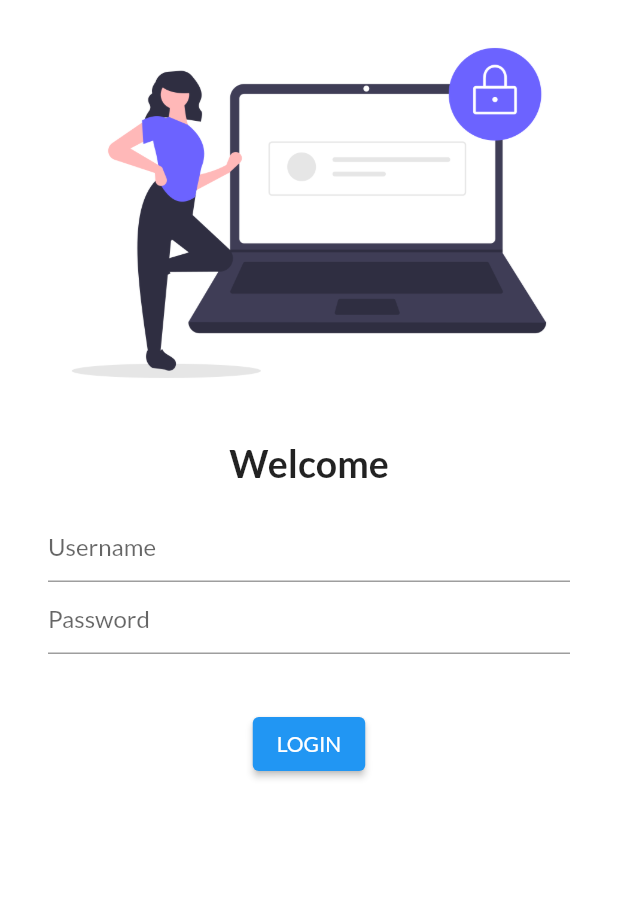
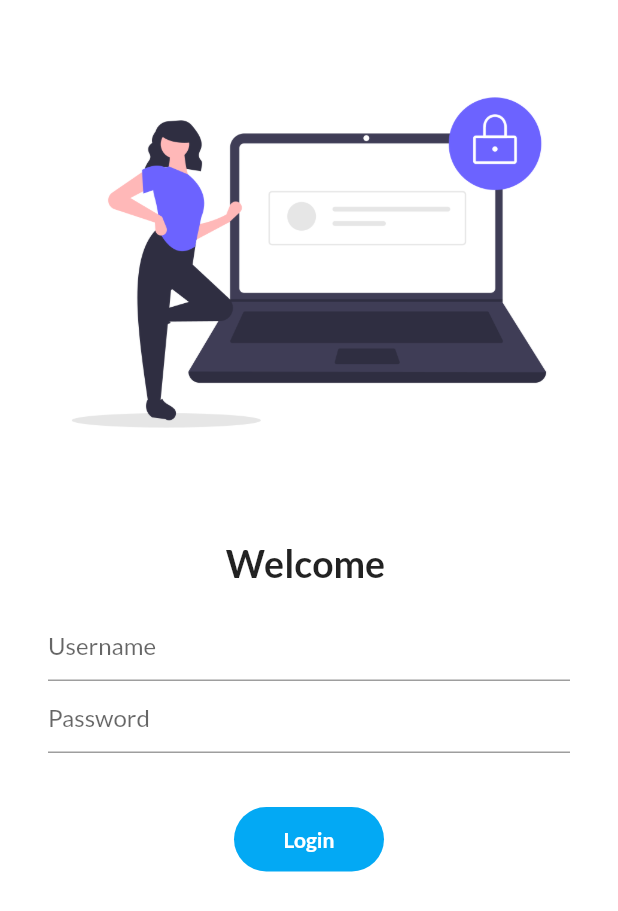
Before and after one commit to Vishnut78a/learning, a Flutter app: the screen it shows after launch, on a phone screen of 412 x 824 dp. Shown: the top 911 px of the screen. Run offline on Flutter 3.47's test engine with Material 2 defaults, Android fonts, the phone set to English and light mode, and no system bars; our stand-ins replace google_fonts, video_player.

Commit message:
ui updated

```diff
--- a/lib/main.dart
+++ b/lib/main.dart
@@ -20,7 +20,7 @@ class MyApp extends StatelessWidget{
      darkTheme: ThemeData(brightness: Brightness.dark),
 
      routes: {"/" : (context)=> Login(),
-             "/login": (context) {return Login();}
+             "/home": (context) {return Homepage();}
            },
    );
   }
--- a/lib/pages/login.dart
+++ b/lib/pages/login.dart
@@ -1,32 +1,43 @@
 import 'package:flutter/material.dart';
 
-class Login extends StatelessWidget{
+class Login extends StatefulWidget{
+  @override
+  State<Login> createState() => _LoginState();
+}
+
+class _LoginState extends State<Login> {
+  String name="";
   @override
   Widget build(BuildContext context) {
     // TODO: implement build
   return Material(
       color: Colors.white,
 
-
+ child: SingleChildScrollView(
    child: Column(
      mainAxisSize: MainAxisSize.min,
       children: [
-     Image.asset("asset/login.png"),
+       Image.asset("asset/login.png",height: 350),
        SizedBox(height: 10,),
-     Text('Welcome',style: TextStyle(fontSize: 25,fontWeight: FontWeight.bold),),
+       Text('Welcome $name',style: TextStyle(fontSize: 25,fontWeight: FontWeight.bold),),
         Padding(
           padding: const EdgeInsets.symmetric(vertical:16,horizontal: 32),
           child: Column(
             children: [
-            TextFormField(decoration: InputDecoration(hintText: "Username"), ),
+              TextFormField(decoration: InputDecoration(hintText: "Username"),onChanged: (value){name=value;setState(() {
+
+              });}, ),
+
               TextFormField(obscureText:true,decoration: InputDecoration(hintText: "Password"),),
             ],
           ),
         ),
       SizedBox(height: 20,),
-      ElevatedButton(child: Text("LOGIN"),onPressed: (){},),
+       Container(height: 43,width:100 ,
+         child: Center(child: Text('Login',style: TextStyle(fontWeight: FontWeight.bold,color: Colors.white),)),
+         decoration:BoxDecoration(borderRadius: BorderRadius.circular(24),color: Colors.lightBlue,) ,),
       ],
+    ),
  ));
   }
-
 }
```
Lines whose indentation alone changed are shown as unchanged.
